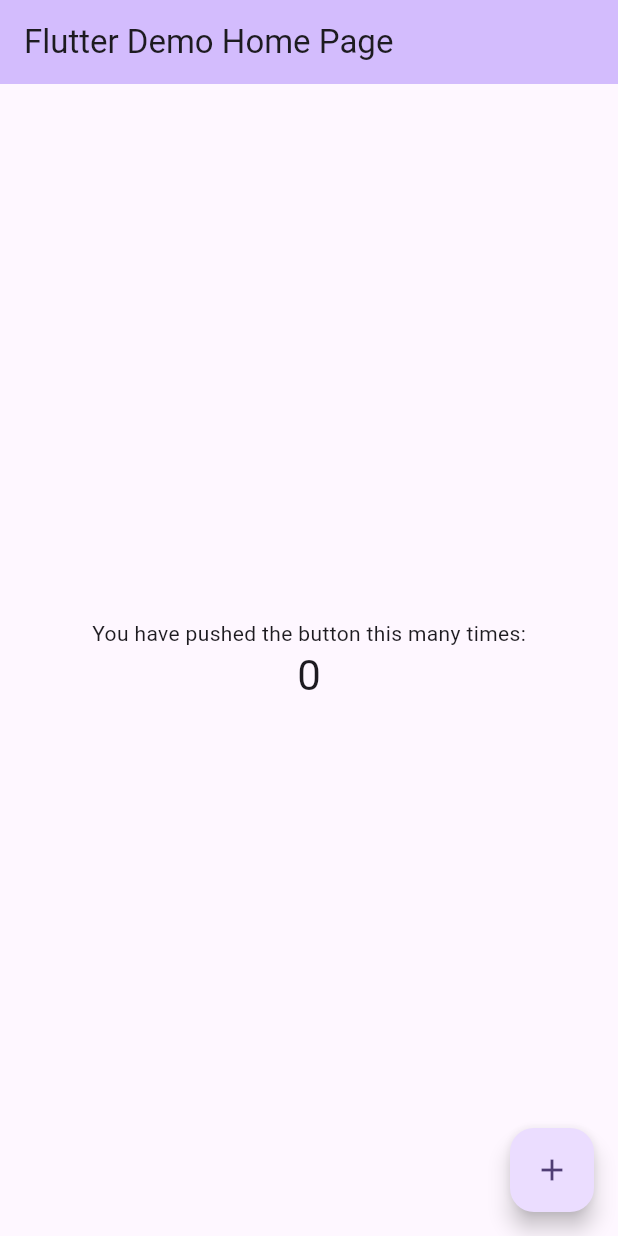
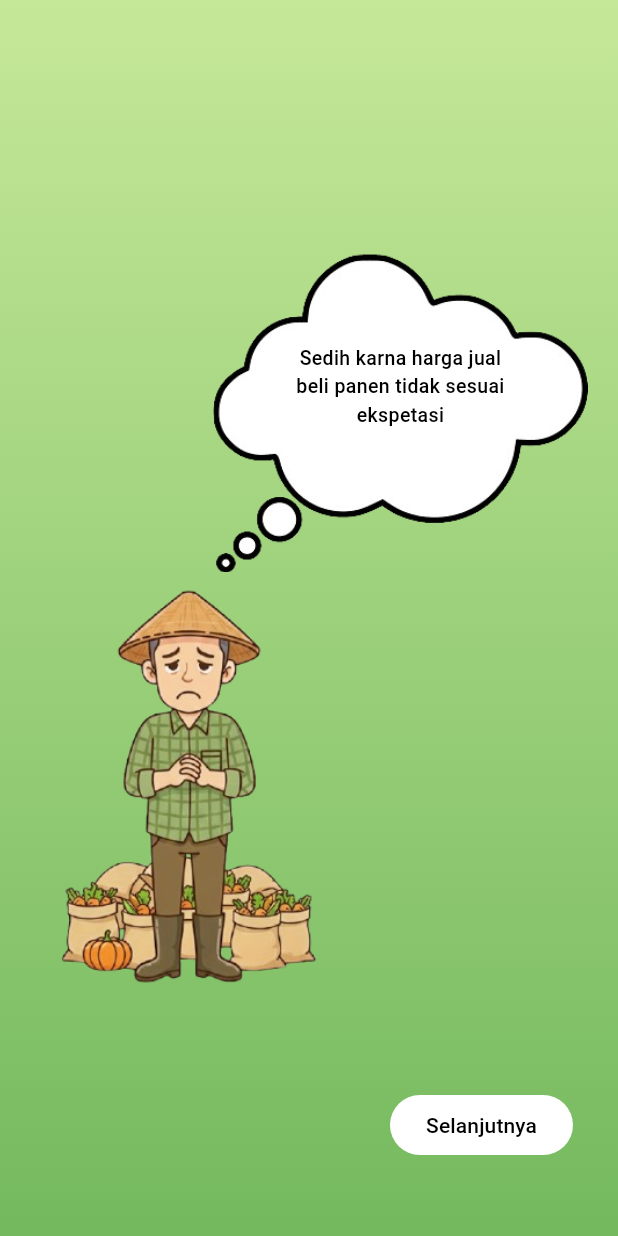
Before and after one commit to indrahrt/farmora, a Flutter app: the screen it shows after launch, on a phone screen of 412 x 824 dp. Run offline on Flutter 3.47's test engine with Material 3 defaults, Android fonts, the phone set to English and light mode, and no system bars; our stand-ins replace shared_preferences.

Commit message:
Menyelesaikan splash screen dan onboarding

```diff
--- /dev/null
+++ b/lib/fitur/onboarding/onboarding.dart
@@ -0,0 +1,205 @@
+import 'package:flutter/material.dart';
+import '../login/pages/login.dart';
+
+class OnboardingPage extends StatefulWidget {
+  const OnboardingPage({super.key});
+
+  @override
+  State<OnboardingPage> createState() => _OnboardingPageState();
+}
+
+class _OnboardingPageState extends State<OnboardingPage> {
+  final PageController _pageController = PageController();
+  int _currentPage = 0;
+
+  final List<Map<String, String>> _onboardingData = [
+    {
+      "teks": "Sedih karna harga jual beli panen tidak sesuai ekspetasi",
+      "petani": "assets/images/petani_sedih.png",
+    },
+    {
+      "teks": "Bingung mau jual beli dimana??",
+      "petani": "assets/images/petani_bingung.png",
+    },
+    {
+      "teks": "Disini saja, harga sesuai tanpa ada potongan!!",
+      "petani": "assets/images/petani_ceria.png",
+    },
+  ];
+
+  @override
+  Widget build(BuildContext context) {
+    return Scaffold(
+      body: Container(
+        width: double.infinity,
+        decoration: const BoxDecoration(
+          gradient: LinearGradient(
+            begin: Alignment.topCenter,
+            end: Alignment.bottomCenter,
+            colors: [Color(0xFFC5E898), Color(0xFF74B95E)],
+          ),
+        ),
+        child: Column(
+          children: [
+            Expanded(
+              child: PageView.builder(
+                controller: _pageController,
+                onPageChanged: (index) {
+                  setState(() {
+                    _currentPage = index;
+                  });
+                },
+                itemCount: _onboardingData.length,
+                itemBuilder: (context, index) {
+                  return OnboardingContent(
+                    teks: _onboardingData[index]["teks"]!,
+                    petani: _onboardingData[index]["petani"]!,
+                  );
+                },
+              ),
+            ),
+
+            Padding(
+              padding: const EdgeInsets.symmetric(horizontal: 30, vertical: 50),
+              child: Row(
+                mainAxisAlignment: MainAxisAlignment.spaceBetween,
+                children: [
+                  _currentPage != 0
+                      ? ElevatedButton(
+                          style: ButtonStyle(
+                            backgroundColor: WidgetStateProperty.all(
+                              Colors.white,
+                            ),
+                            foregroundColor: WidgetStateProperty.all(
+                              Colors.black,
+                            ),
+                            elevation: WidgetStateProperty.all(0),
+                            shape: WidgetStateProperty.all(
+                              RoundedRectangleBorder(
+                                borderRadius: BorderRadius.circular(20),
+                              ),
+                            ),
+
+                            overlayColor:
+                                WidgetStateProperty.resolveWith<Color?>((
+                                  states,
+                                ) {
+                                  if (states.contains(WidgetState.pressed)) {
+                                    return Colors.green.withValues(alpha: 0.5);
+                                  }
+                                  return null;
+                                }),
+                          ),
+                          onPressed: () {
+                            _pageController.previousPage(
+                              duration: const Duration(milliseconds: 300),
+                              curve: Curves.ease,
+                            );
+                          },
+                          child: const Text('Sebelumnya'),
+                        )
+                      : const SizedBox.shrink(),
+
+                  ElevatedButton(
+                    style: ButtonStyle(
+                      backgroundColor: WidgetStateProperty.all(Colors.white),
+                      foregroundColor: WidgetStateProperty.all(Colors.black),
+                      elevation: WidgetStateProperty.all(0),
+                      shape: WidgetStateProperty.all(
+                        RoundedRectangleBorder(
+                          borderRadius: BorderRadius.circular(20),
+                        ),
+                      ),
+
+                      overlayColor: WidgetStateProperty.resolveWith<Color?>((
+                        states,
+                      ) {
+                        if (states.contains(WidgetState.pressed)) {
+                          return Colors.green.withValues(alpha: 0.5);
+                        }
+                        return null;
+                      }),
+                    ),
+                    onPressed: () {
+                      if (_currentPage == _onboardingData.length - 1) {
+                        Navigator.pushReplacement(
+                          context,
+                          MaterialPageRoute(builder: (_) => const LoginPage()),
+                        );
+                      } else {
+                        _pageController.nextPage(
+                          duration: const Duration(milliseconds: 300),
+                          curve: Curves.ease,
+                        );
+                      }
+                    },
+                    child: Text(
+                      _currentPage == _onboardingData.length - 1
+                          ? 'Daftar Sekarang'
+                          : 'Selanjutnya',
+                    ),
+                  ),
+                ],
+              ),
+            ),
+          ],
+        ),
+      ),
+    );
+  }
+}
+
+class OnboardingContent extends StatelessWidget {
+  final String teks, petani;
+  const OnboardingContent({
+    super.key,
+    required this.teks,
+    required this.petani,
+  });
+
+  @override
+  Widget build(BuildContext context) {
+    return LayoutBuilder(
+      builder: (context, constraints) {
+        return Stack(
+          children: [
+            Positioned(
+              bottom: 0,
+              left: -150,
+              right: 20,
+              child: Image.asset(
+                petani,
+                height: constraints.maxHeight * 0.7,
+                fit: BoxFit.contain,
+              ),
+            ),
+
+            Positioned(
+              top: constraints.maxHeight * 0.25,
+              right: 20,
+              child: Stack(
+                alignment: Alignment.center,
+                children: [
+                  Image.asset('assets/images/pikiran.png', width: 250),
+                  Container(
+                    width: 150,
+                    padding: const EdgeInsets.only(bottom: 35),
+                    child: Text(
+                      teks,
+                      textAlign: TextAlign.center,
+                      style: const TextStyle(
+                        fontSize: 13,
+                        color: Colors.black,
+                        fontWeight: FontWeight.w500,
+                      ),
+                    ),
+                  ),
+                ],
+              ),
+            ),
+          ],
+        );
+      },
+    );
+  }
+}
--- a/lib/main.dart
+++ b/lib/main.dart
@@ -1,121 +1,44 @@
 import 'package:flutter/material.dart';
+import 'package:flutter/services.dart';
+import 'fitur/splash/splash.dart';
 
-void main() {
+void main() async {
+  WidgetsFlutterBinding.ensureInitialized();
+  await SystemChrome.setEnabledSystemUIMode(
+    SystemUiMode.manual,
+    overlays: [SystemUiOverlay.top, SystemUiOverlay.bottom],
+  );
+
   runApp(const MyApp());
 }
 
 class MyApp extends StatelessWidget {
   const MyApp({super.key});
 
-  // This widget is the root of your application.
   @override
   Widget build(BuildContext context) {
-    return MaterialApp(
-      title: 'Flutter Demo',
-      theme: ThemeData(
-        // This is the theme of your application.
-        //
-        // TRY THIS: Try running your application with "flutter run". You'll see
-        // the application has a purple toolbar. Then, without quitting the app,
-        // try changing the seedColor in the colorScheme below to Colors.green
-        // and then invoke "hot reload" (save your changes or press the "hot
-        // reload" button in a Flutter-supported IDE, or press "r" if you used
-        // the command line to start the app).
-        //
-        // Notice that the counter didn't reset back to zero; the application
-        // state is not lost during the reload. To reset the state, use hot
-        // restart instead.
-        //
-        // This works for code too, not just values: Most code changes can be
-        // tested with just a hot reload.
-        colorScheme: .fromSeed(seedColor: Colors.deepPurple),
+    return AnnotatedRegion<SystemUiOverlayStyle>(
+      value: const SystemUiOverlayStyle(
+        statusBarColor: Colors.transparent,
+        statusBarIconBrightness: Brightness.dark,
+
+        systemNavigationBarColor: Colors.white,
+        systemNavigationBarIconBrightness: Brightness.dark,
+        systemNavigationBarDividerColor: Colors.white,
+
+        systemNavigationBarContrastEnforced: false,
       ),
-      home: const MyHomePage(title: 'Flutter Demo Home Page'),
-    );
-  }
-}
-
-class MyHomePage extends StatefulWidget {
-  const MyHomePage({super.key, required this.title});
-
-  // This widget is the home page of your application. It is stateful, meaning
-  // that it has a State object (defined below) that contains fields that affect
-  // how it looks.
-
-  // This class is the configuration for the state. It holds the values (in this
-  // case the title) provided by the parent (in this case the App widget) and
-  // used by the build method of the State. Fields in a Widget subclass are
-  // always marked "final".
-
-  final String title;
-
-  @override
-  State<MyHomePage> createState() => _MyHomePageState();
-}
-
-class _MyHomePageState extends State<MyHomePage> {
-  int _counter = 0;
-
-  void _incrementCounter() {
-    setState(() {
-      // This call to setState tells the Flutter framework that something has
-      // changed in this State, which causes it to rerun the build method below
-      // so that the display can reflect the updated values. If we changed
-      // _counter without calling setState(), then the build method would not be
-      // called again, and so nothing would appear to happen.
-      _counter++;
-    });
-  }
-
-  @override
-  Widget build(BuildContext context) {
-    // This method is rerun every time setState is called, for instance as done
-    // by the _incrementCounter method above.
-    //
-    // The Flutter framework has been optimized to make rerunning build methods
-    // fast, so that you can just rebuild anything that needs updating rather
-    // than having to individually change instances of widgets.
-    return Scaffold(
-      appBar: AppBar(
-        // TRY THIS: Try changing the color here to a specific color (to
-        // Colors.amber, perhaps?) and trigger a hot reload to see the AppBar
-        // change color while the other colors stay the same.
-        backgroundColor: Theme.of(context).colorScheme.inversePrimary,
-        // Here we take the value from the MyHomePage object that was created by
-        // the App.build method, and use it to set our appbar title.
-        title: Text(widget.title),
-      ),
-      body: Center(
-        // Center is a layout widget. It takes a single child and positions it
-        // in the middle of the parent.
-        child: Column(
-          // Column is also a layout widget. It takes a list of children and
-          // arranges them vertically. By default, it sizes itself to fit its
-          // children horizontally, and tries to be as tall as its parent.
-          //
-          // Column has various properties to control how it sizes itself and
-          // how it positions its children. Here we use mainAxisAlignment to
-          // center the children vertically; the main axis here is the vertical
-          // axis because Columns are vertical (the cross axis would be
-          // horizontal).
-          //
-          // TRY THIS: Invoke "debug painting" (choose the "Toggle Debug Paint"
-          // action in the IDE, or press "p" in the console), to see the
-          // wireframe for each widget.
-          mainAxisAlignment: .center,
-          children: [
-            const Text('You have pushed the button this many times:'),
-            Text(
-              '$_counter',
-              style: Theme.of(context).textTheme.headlineMedium,
-            ),
-          ],
+      child: MaterialApp(
+        debugShowCheckedModeBanner: false,
+        theme: ThemeData(
+          useMaterial3: true,
+          brightness: Brightness.light,
+          scaffoldBackgroundColor: Colors.white,
+          appBarTheme: const AppBarTheme(
+            systemOverlayStyle: SystemUiOverlayStyle.dark,
+          ),
         ),
-      ),
-      floatingActionButton: FloatingActionButton(
-        onPressed: _incrementCounter,
-        tooltip: 'Increment',
-        child: const Icon(Icons.add),
+        home: const SplashScreen(),
       ),
     );
   }
--- a/pubspec.yaml
+++ b/pubspec.yaml
@@ -2,7 +2,7 @@ name: farmora
 description: "A new Flutter project."
 # The following line prevents the package from being accidentally published to
 # pub.dev using `flutter pub publish`. This is preferred for private packages.
-publish_to: 'none' # Remove this line if you wish to publish to pub.dev
+publish_to: "none" # Remove this line if you wish to publish to pub.dev
 
 # The following defines the version and build number for your application.
 # A version number is three numbers separated by dots, like 1.2.43
@@ -34,6 +34,7 @@ dependencies:
   # The following adds the Cupertino Icons font to your application.
   # Use with the CupertinoIcons class for iOS style icons.
   cupertino_icons: ^1.0.8
+  shared_preferences: ^2.5.4
 
 dev_dependencies:
   flutter_test:
@@ -51,11 +52,12 @@ dev_dependencies:
 
 # The following section is specific to Flutter packages.
 flutter:
-
   # The following line ensures that the Material Icons font is
   # included with your application, so that you can use the icons in
   # the material Icons class.
   uses-material-design: true
+  assets:
+    - assets/images/
 
   # To add assets to your application, add an assets section, like this:
   # assets:
```
Also changed, not shown: lib/fitur/login/pages/login.dart (added, +45 -0 lines), lib/fitur/splash/splash.dart (added, +97 -0 lines), assets/images/petani_bingung.png (added), assets/images/petani_ceria.png (added), assets/images/petani_sedih.png (added), assets/images/pikiran.png (added), assets/images/splash.png (added), lib/fitur/daftar/daftar.dart (added), pubspec.lock, 1 other file.
